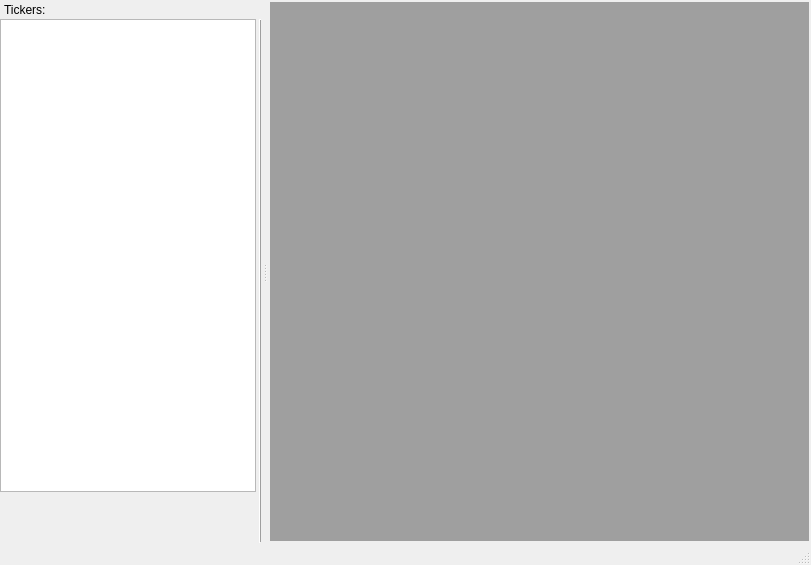
Above: mainwindow.ui from albert-sergeev/FinLoader before the change. Below: the same form after it.
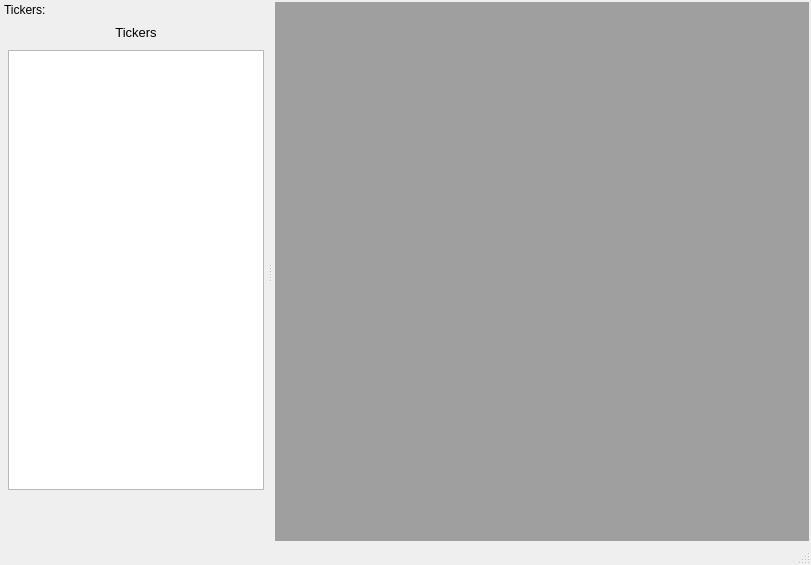
That is the form after the change.

Commit message: reposition AmiPipesForm to toolbar and has done mouse draging/close/open events

```diff
--- a/mainwindow.ui
+++ b/mainwindow.ui
@@ -13,6 +13,15 @@
   <property name="windowTitle">
    <string>MainWindow</string>
   </property>
+  <property name="documentMode">
+   <bool>true</bool>
+  </property>
+  <property name="tabShape">
+   <enum>QTabWidget::Rounded</enum>
+  </property>
+  <property name="dockOptions">
+   <set>QMainWindow::AnimatedDocks</set>
+  </property>
   <widget class="QWidget" name="centralwidget">
    <layout class="QGridLayout" name="gridLayout">
     <property name="leftMargin">
@@ -44,6 +53,9 @@
   </widget>
   <widget class="QStatusBar" name="statusbar"/>
   <widget class="QDockWidget" name="dkActiveTickers">
+   <property name="layoutDirection">
+    <enum>Qt::LeftToRight</enum>
+   </property>
    <property name="floating">
     <bool>false</bool>
    </property>
@@ -74,10 +86,10 @@
     </property>
     <layout class="QHBoxLayout" name="horizontalLayout">
      <property name="spacing">
-      <number>3</number>
+      <number>0</number>
      </property>
      <property name="leftMargin">
-      <number>0</number>
+      <number>8</number>
      </property>
      <property name="topMargin">
       <number>0</number>
@@ -89,10 +101,12 @@
       <number>0</number>
      </property>
      <item>
+      <layout class="QGridLayout" name="gridLayoutDockBarRight" columnstretch="0">
+       <item row="0" column="0">
       <widget class="QWidget" name="wtTickerBar" native="true">
        <layout class="QVBoxLayout" name="verticalLayout_2">
         <property name="spacing">
-         <number>2</number>
+           <number>4</number>
         </property>
         <property name="leftMargin">
          <number>0</number>
@@ -101,11 +115,53 @@
          <number>0</number>
         </property>
         <property name="rightMargin">
+           <number>3</number>
+          </property>
+          <property name="bottomMargin">
          <number>0</number>
         </property>
+          <item>
+           <widget class="QWidget" name="widget" native="true">
+            <property name="minimumSize">
+             <size>
+              <width>0</width>
+              <height>27</height>
+             </size>
+            </property>
+            <layout class="QVBoxLayout" name="verticalLayout_3">
+             <property name="spacing">
+              <number>0</number>
+             </property>
+             <property name="leftMargin">
+              <number>0</number>
+             </property>
+             <property name="topMargin">
+              <number>0</number>
+             </property>
+             <property name="rightMargin">
+              <number>0</number>
+             </property>
         <property name="bottomMargin">
          <number>0</number>
         </property>
+             <item>
+              <widget class="QLabel" name="label">
+               <property name="font">
+                <font>
+                 <pointsize>10</pointsize>
+                </font>
+               </property>
+               <property name="text">
+                <string>Tickers</string>
+               </property>
+               <property name="alignment">
+                <set>Qt::AlignCenter</set>
+               </property>
+              </widget>
+             </item>
+            </layout>
+           </widget>
+          </item>
         <item>
          <widget class="QListView" name="lstView">
           <property name="selectionMode">
@@ -167,18 +223,7 @@
        </layout>
       </widget>
      </item>
-     <item>
-      <widget class="Line" name="lineDragRight">
-       <property name="mouseTracking">
-        <bool>true</bool>
-       </property>
-       <property name="frameShadow">
-        <enum>QFrame::Raised</enum>
-       </property>
-       <property name="orientation">
-        <enum>Qt::Vertical</enum>
-       </property>
-      </widget>
+      </layout>
      </item>
     </layout>
    </widget>
```
Left out of the diff: 3 changed lines with no effect on the pictures. Lines whose indentation alone changed are shown as unchanged. The commit also changes 6 other files.
